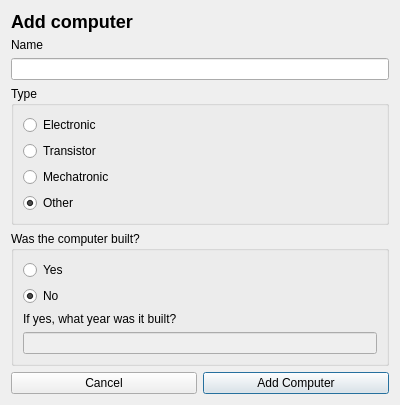
atlie15/GraphicalUI, file GUI/ui/addcomputerdialog.ui: the form before one commit.
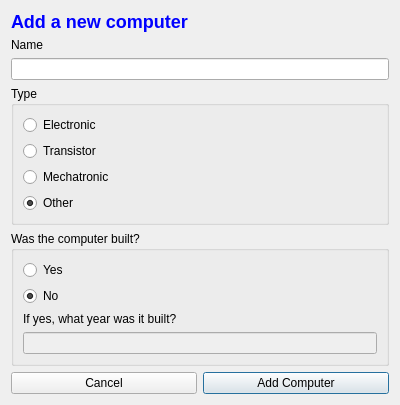
The form after the commit. Icons and pictures are not drawn.

Commit message: layout you eye

The edit to the form file:
```diff
--- a/GUI/ui/addcomputerdialog.ui
+++ b/GUI/ui/addcomputerdialog.ui
@@ -17,7 +17,7 @@
    <item>
     <widget class="QLabel" name="label_computer_header">
      <property name="text">
-      <string>&lt;h2&gt;Add computer&lt;/h2&gt;</string>
+      <string>&lt;html&gt;&lt;head/&gt;&lt;body&gt;&lt;p&gt;&lt;span style=&quot; font-size:x-large; font-weight:600; color:#0000ff;&quot;&gt;Add a new computer&lt;/span&gt;&lt;/p&gt;&lt;/body&gt;&lt;/html&gt;</string>
      </property>
     </widget>
    </item>
```
Left out of the diff: 2 changed lines with no effect on the pictures. The commit also changes 4 other files.
